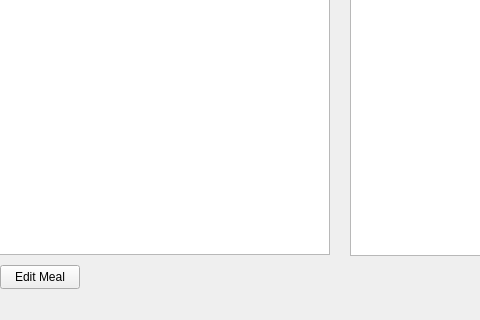
Above: qtfolder/MealPlanner/editmealswindow.ui from NoorA0/MealPlanner before the change; both pictures show x 210 to 690 and y 125 to 445 of the 1099 by 445 pixel window. Below: the same form after it.
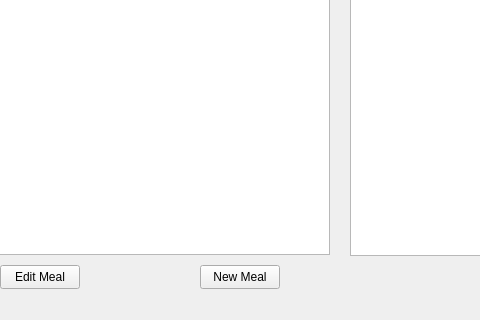
That is the form after the change.

```diff
--- a/qtfolder/MealPlanner/editmealswindow.ui
+++ b/qtfolder/MealPlanner/editmealswindow.ui
@@ -104,6 +104,19 @@
      <string>Edit Tags</string>
     </property>
    </widget>
+   <widget class="QPushButton" name="pushButton_4">
+    <property name="geometry">
+     <rect>
+      <x>410</x>
+      <y>390</y>
+      <width>80</width>
+      <height>24</height>
+     </rect>
+    </property>
+    <property name="text">
+     <string>New Meal</string>
+    </property>
+   </widget>
   </widget>
   <widget class="QStatusBar" name="statusbar"/>
  </widget>
```
